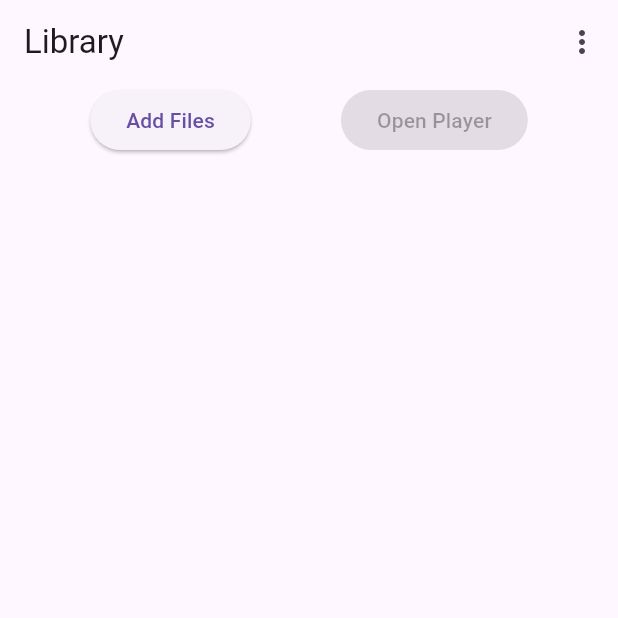
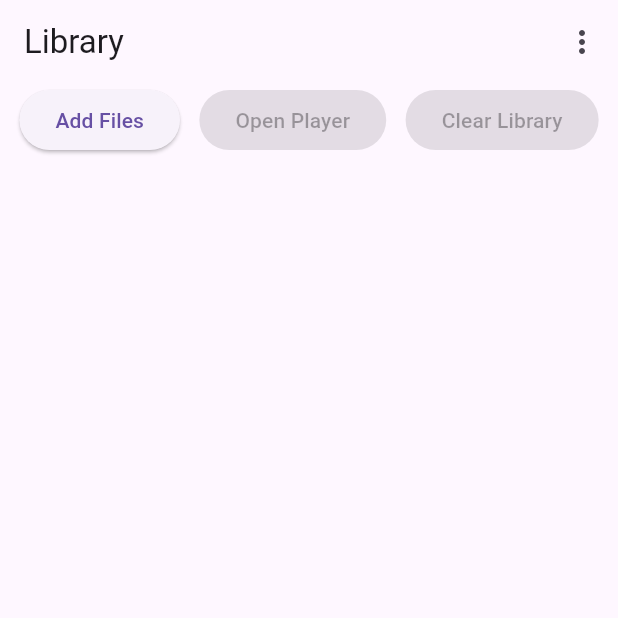
Before and after one commit to pksmall/parom-books-listener, a Flutter app: the screen it shows after launch, after a tap on "Add Files", on a phone screen of 412 x 824 dp, the top half of it. Run offline on Flutter 3.47's test engine with Material 3 defaults, Android fonts, the phone set to English and light mode, and no system bars; our stand-ins replace audio_service, file_picker, just_audio.

Commit message:
clear library

```diff
--- a/lib/screens/library_screen.dart
+++ b/lib/screens/library_screen.dart
@@ -22,6 +22,26 @@ class LibraryScreen extends StatelessWidget {
     return '$twoDigitMinutes:$twoDigitSeconds';
   }
 
+  int? extractNumber(String fileName) {
+    final regex = RegExp(r'(\d+)');
+    final match = regex.firstMatch(fileName);
+    if (match != null) {
+      return int.tryParse(match.group(1)!);
+    }
+    return null;
+  }
+
+  // Функция сравнения для сортировки
+  int compareFiles(AudioBook a, AudioBook b) {
+    final numA = extractNumber(a.title);
+    final numB = extractNumber(b.title);
+
+    if (numA != null && numB != null) {
+      return numA.compareTo(numB);
+    }
+    return a.title.compareTo(b.title);
+  }
+
   Future<Duration?> _getAudioDuration(String filePath) async {
     try {
       final player = AudioPlayer();
@@ -35,23 +55,47 @@ class LibraryScreen extends StatelessWidget {
     }
   }
 
+  void _clearLibrary(BuildContext context) {
+    showDialog(
+      context: context,
+      builder: (BuildContext context) {
+        return AlertDialog(
+          title: Text('Clear Library'),
+          content: Text('Are you sure you want to clear the library?'),
+          actions: [
+            TextButton(
+              child: Text('Cancel'),
+              onPressed: () => Navigator.of(context).pop(),
+            ),
+            TextButton(
+              child: Text('Clear'),
+              onPressed: () {
+                Provider.of<PlaylistProvider>(context, listen: false).clearPlaylist();
+                Navigator.of(context).pop();
+                ScaffoldMessenger.of(context).showSnackBar(
+                  SnackBar(content: Text('Library cleared')),
+                );
+              },
+            ),
+          ],
+        );
+      },
+    );
+  }
+
   Future<void> _scanDirectory(BuildContext context) async {
     try {
       String? selectedDirectory = await FilePicker.platform.getDirectoryPath();
       if (selectedDirectory == null) return;
 
-      // Создаем диалог прогресса
+      // Показываем диалог прогресса
       showDialog(
         context: context,
         barrierDismissible: false,
         builder: (BuildContext context) {
-          return StatefulBuilder(
-            builder: (context, setState) {
           return AlertDialog(
             title: Text('Scanning files...'),
             content: LoadingProgressModel(),
-              );
-            },
           );
         },
       );
@@ -59,7 +103,7 @@ class LibraryScreen extends StatelessWidget {
       List<AudioBook> audioBooks = [];
       Directory directory = Directory(selectedDirectory);
 
-      // Сначала подсчитаем общее количество MP3 файлов
+      // Подсчет общего количества MP3 файлов
       int totalFiles = 0;
       await for (var entity in directory.list(recursive: true)) {
         if (entity is File && path.extension(entity.path).toLowerCase() == '.mp3') {
@@ -67,25 +111,26 @@ class LibraryScreen extends StatelessWidget {
         }
       }
 
-      // Теперь обрабатываем файлы с отображением прогресса
+      LoadingProgress.totalFiles = totalFiles;
       int processedFiles = 0;
+
       await for (var entity in directory.list(recursive: true)) {
         if (entity is File) {
           String ext = path.extension(entity.path).toLowerCase();
           if (ext == '.mp3') {
-            String fileName = path.basename(entity.path);
+            String relativePath = path.relative(entity.path, from: selectedDirectory);
+            List<String> pathComponents = path.split(relativePath);
+            pathComponents.last = pathComponents.last.replaceAll(ext, '');
+            String title = pathComponents.join(' - ');
 
-            // Обновляем информацию о прогрессе
-            LoadingProgress.currentFileName = fileName;
+            LoadingProgress.currentFileName = title;
             LoadingProgress.processedFiles = processedFiles;
-            LoadingProgress.totalFiles = totalFiles;
 
             final duration = await _getAudioDuration(entity.path) ?? Duration.zero;
-            print('Scanned file duration: $duration');
             audioBooks.add(
               AudioBook(
                 id: entity.path,
-                title: fileName,
+                title: title,
                 author: 'Unknown',
                 coverUrl: '',
                 audioUrl: entity.path,
@@ -97,10 +142,16 @@ class LibraryScreen extends StatelessWidget {
         }
       }
 
+      // Сортируем аудиокниги
+      audioBooks.sort(compareFiles);
+
       // Закрываем диалог прогресса
+      if (context.mounted) {
         Navigator.of(context, rootNavigator: true).pop();
+      }
 
-      if (audioBooks.isNotEmpty) {
+      // Добавляем книги только если есть что добавлять
+      if (audioBooks.isNotEmpty && context.mounted) {
         Provider.of<PlaylistProvider>(context, listen: false)
             .addAudioBooks(audioBooks);
 
@@ -110,15 +161,17 @@ class LibraryScreen extends StatelessWidget {
           ),
         );
       }
+
     } catch (e) {
       // Закрываем диалог прогресса в случае ошибки
+      if (context.mounted) {
         Navigator.of(context, rootNavigator: true).pop();
-
         ScaffoldMessenger.of(context).showSnackBar(
           SnackBar(
             content: Text('Error scanning directory: $e'),
           ),
         );
+      }
     }
   }
 
@@ -155,6 +208,15 @@ class LibraryScreen extends StatelessWidget {
                           },
                     child: Text('Open Player'),
                   ),
+                  ElevatedButton(
+                    onPressed: playlistProvider.playlist.isEmpty
+                        ? null
+                        : () => _clearLibrary(context),
+                    style: ElevatedButton.styleFrom(
+                      backgroundColor: Colors.red,
+                    ),
+                    child: Text('Clear Library'),
+                  ),
                 ],
               ),
               Expanded(
```
Lines whose indentation alone changed are shown as unchanged.
